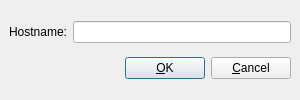
Above: src/chart/hostdialog.ui from performancecopilot/pcp before the change. Below: the same form after it.
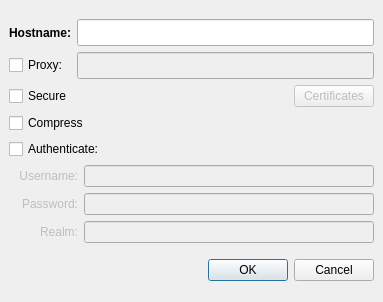
That is the form after the change. Icons and pictures are not drawn.

Commit message:
Extensions to the New Host dialog box allowing
Allowing secure connections to be explicitly requested, and
also invoking the nss-gui NSS certificate database frontend
application for certificate management.

Patch:
```diff
--- a/src/chart/hostdialog.ui
+++ b/src/chart/hostdialog.ui
@@ -4,18 +4,16 @@
   <property name="windowModality" >
    <enum>Qt::WindowModal</enum>
   </property>
-  <property name="geometry" >
+  <property name="geometry">
    <rect>
     <x>0</x>
     <y>0</y>
-    <width>300</width>
-    <height>100</height>
+    <width>383</width>
+    <height>302</height>
    </rect>
   </property>
-  <property name="sizePolicy" >
-   <sizepolicy>
-    <hsizetype>0</hsizetype>
-    <vsizetype>0</vsizetype>
+  <property name="sizePolicy">
+   <sizepolicy hsizetype="MinimumExpanding" vsizetype="MinimumExpanding">
     <horstretch>0</horstretch>
     <verstretch>0</verstretch>
    </sizepolicy>
@@ -26,13 +24,7 @@
     <height>100</height>
    </size>
   </property>
-  <property name="maximumSize" >
-   <size>
-    <width>300</width>
-    <height>100</height>
-   </size>
-  </property>
-  <property name="windowTitle" >
+  <property name="windowTitle">
    <string>Add Host</string>
   </property>
   <property name="windowIcon" >
@@ -51,14 +43,14 @@
    <property name="spacing" >
     <number>6</number>
    </property>
-   <item row="0" column="0" >
-    <layout class="QVBoxLayout" >
-     <property name="margin" >
-      <number>0</number>
-     </property>
-     <property name="spacing" >
+   <item row="0" column="0">
+    <layout class="QVBoxLayout">
+     <property name="spacing">
       <number>6</number>
      </property>
+     <property name="margin">
+      <number>0</number>
+     </property>
      <item>
       <layout class="QGridLayout" >
        <property name="margin" >
@@ -67,12 +59,24 @@
        <property name="spacing" >
         <number>6</number>
        </property>
-       <item row="0" column="0" >
-        <widget class="QLabel" name="hostLabel" >
-         <property name="text" >
+       <item row="0" column="0">
+        <widget class="QLabel" name="hostLabel">
+         <property name="font">
+          <font>
+           <weight>75</weight>
+           <bold>true</bold>
+          </font>
+         </property>
+         <property name="frameShadow">
+          <enum>QFrame::Plain</enum>
+         </property>
+         <property name="text">
           <string>Hostname:</string>
          </property>
-         <property name="alignment" >
+         <property name="textFormat">
+          <enum>Qt::AutoText</enum>
+         </property>
+         <property name="alignment">
           <set>Qt::AlignRight|Qt::AlignTrailing|Qt::AlignVCenter</set>
          </property>
          <property name="wordWrap" >
@@ -80,84 +84,178 @@
          </property>
         </widget>
        </item>
-       <item row="0" column="1" >
-        <widget class="QLineEdit" name="hostLineEdit" />
+       <item row="1" column="1">
+        <widget class="QLineEdit" name="proxyLineEdit">
+         <property name="enabled">
+          <bool>false</bool>
+         </property>
+         <property name="minimumSize">
+          <size>
+           <width>0</width>
+           <height>27</height>
+          </size>
+         </property>
+        </widget>
        </item>
+       <item row="0" column="1">
+        <widget class="QLineEdit" name="hostLineEdit">
+         <property name="minimumSize">
+          <size>
+           <width>0</width>
+           <height>27</height>
+          </size>
+         </property>
+        </widget>
+       </item>
+       <item row="1" column="0">
+        <widget class="QCheckBox" name="proxyCheckBox">
+         <property name="text">
+          <string>Proxy:</string>
+         </property>
+        </widget>
+       </item>
       </layout>
      </item>
      <item>
-      <spacer>
-       <property name="orientation" >
-        <enum>Qt::Vertical</enum>
-       </property>
-       <property name="sizeType" >
-        <enum>QSizePolicy::Fixed</enum>
-       </property>
-       <property name="sizeHint" >
-        <size>
-         <width>280</width>
-         <height>8</height>
-        </size>
-       </property>
-      </spacer>
-     </item>
-     <item>
-      <layout class="QHBoxLayout" >
-       <property name="margin" >
-        <number>0</number>
-       </property>
-       <property name="spacing" >
-        <number>6</number>
-       </property>
-       <item>
-        <spacer>
-         <property name="orientation" >
+      <layout class="QGridLayout" name="secureGridLayout">
+       <item row="0" column="0">
+        <widget class="QCheckBox" name="secureCheckBox">
+         <property name="text">
+          <string>Secure</string>
+         </property>
+        </widget>
+       </item>
+       <item row="0" column="1">
+        <spacer name="horizontalSpacer">
+         <property name="orientation">
           <enum>Qt::Horizontal</enum>
          </property>
-         <property name="sizeType" >
-          <enum>QSizePolicy::Expanding</enum>
-         </property>
-         <property name="sizeHint" >
+         <property name="sizeHint" stdset="0">
           <size>
-           <width>20</width>
+           <width>40</width>
            <height>20</height>
           </size>
          </property>
         </spacer>
        </item>
-       <item>
-        <widget class="QPushButton" name="buttonOk" >
-         <property name="text" >
-          <string>&amp;OK</string>
+       <item row="0" column="2">
+        <widget class="QPushButton" name="certificatesPushButton">
+         <property name="text">
+          <string>Certificates</string>
          </property>
-         <property name="shortcut" >
-          <string/>
+         <property name="enabled">
+          <bool>false</bool>
          </property>
-         <property name="autoDefault" >
-          <bool>true</bool>
+        </widget>
+       </item>
+      </layout>
+     </item>
+     <item>
+      <widget class="QCheckBox" name="compressCheckBox">
+       <property name="text">
+        <string>Compress</string>
+       </property>
+      </widget>
+     </item>
+     <item>
+      <widget class="QCheckBox" name="authenticateCheckBox">
+       <property name="text">
+        <string>Authenticate:</string>
+       </property>
+      </widget>
+     </item>
+     <item>
+      <layout class="QGridLayout" name="authenticateGridLayout">
+       <item row="0" column="1">
+        <widget class="QLabel" name="usernameLabel">
+         <property name="enabled">
+          <bool>false</bool>
          </property>
-         <property name="default" >
-          <bool>true</bool>
+         <property name="text">
+          <string>Username:</string>
          </property>
+         <property name="alignment">
+          <set>Qt::AlignRight|Qt::AlignTrailing|Qt::AlignVCenter</set>
+         </property>
         </widget>
        </item>
-       <item>
-        <widget class="QPushButton" name="buttonCancel" >
-         <property name="text" >
-          <string>&amp;Cancel</string>
+       <item row="0" column="2">
+        <widget class="QLineEdit" name="usernameLineEdit">
+         <property name="enabled">
+          <bool>false</bool>
          </property>
-         <property name="shortcut" >
-          <string/>
+        </widget>
+       </item>
+       <item row="1" column="1">
+        <widget class="QLabel" name="passwordLabel">
+         <property name="enabled">
+          <bool>false</bool>
          </property>
-         <property name="autoDefault" >
-          <bool>true</bool>
+         <property name="text">
+          <string>Password:</string>
          </property>
+         <property name="alignment">
+          <set>Qt::AlignRight|Qt::AlignTrailing|Qt::AlignVCenter</set>
+         </property>
         </widget>
        </item>
+       <item row="1" column="2">
+        <widget class="QLineEdit" name="passwordLineEdit">
+         <property name="enabled">
+          <bool>false</bool>
+         </property>
+         <property name="echoMode">
+          <enum>QLineEdit::PasswordEchoOnEdit</enum>
+         </property>
+        </widget>
+       </item>
+       <item row="2" column="1">
+        <widget class="QLabel" name="realmLabel">
+         <property name="enabled">
+          <bool>false</bool>
+         </property>
+         <property name="text">
+          <string>Realm:</string>
+         </property>
+         <property name="alignment">
+          <set>Qt::AlignRight|Qt::AlignTrailing|Qt::AlignVCenter</set>
+         </property>
+        </widget>
+       </item>
+       <item row="2" column="2">
+        <widget class="QLineEdit" name="realmLineEdit">
+         <property name="enabled">
+          <bool>false</bool>
+         </property>
+        </widget>
+       </item>
+       <item row="1" column="0">
+        <spacer name="horizontalSpacer_2">
+         <property name="orientation">
+          <enum>Qt::Horizontal</enum>
+         </property>
+         <property name="sizeType">
+          <enum>QSizePolicy::Fixed</enum>
+         </property>
+         <property name="sizeHint" stdset="0">
+          <size>
+           <width>10</width>
+           <height>20</height>
+          </size>
+         </property>
+        </spacer>
+       </item>
       </layout>
      </item>
     </layout>
    </item>
+   <item row="7" column="0">
+    <widget class="QDialogButtonBox" name="buttonBox">
+     <property name="standardButtons">
+      <set>QDialogButtonBox::Cancel|QDialogButtonBox::Ok</set>
+     </property>
+    </widget>
+   </item>
   </layout>
  </widget>
  <tabstops>
```
Left out of the diff: 101 changed lines with no effect on the pictures. The commit also changes 12 other files.
